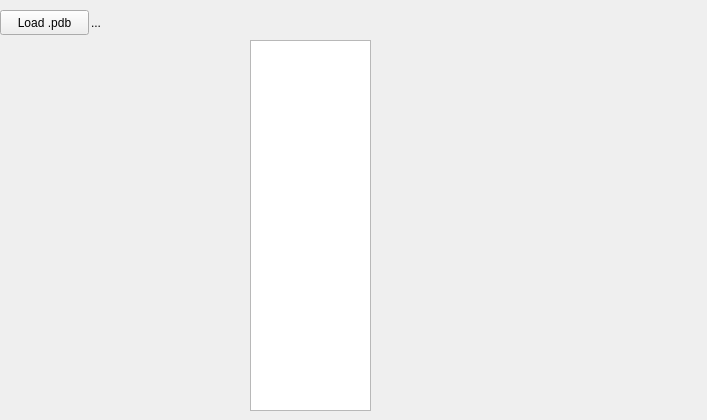
The window that GUI/designer/selection_widget.ui (alsinmr/pyDR) describes before a commit, drawn with Qt 5.
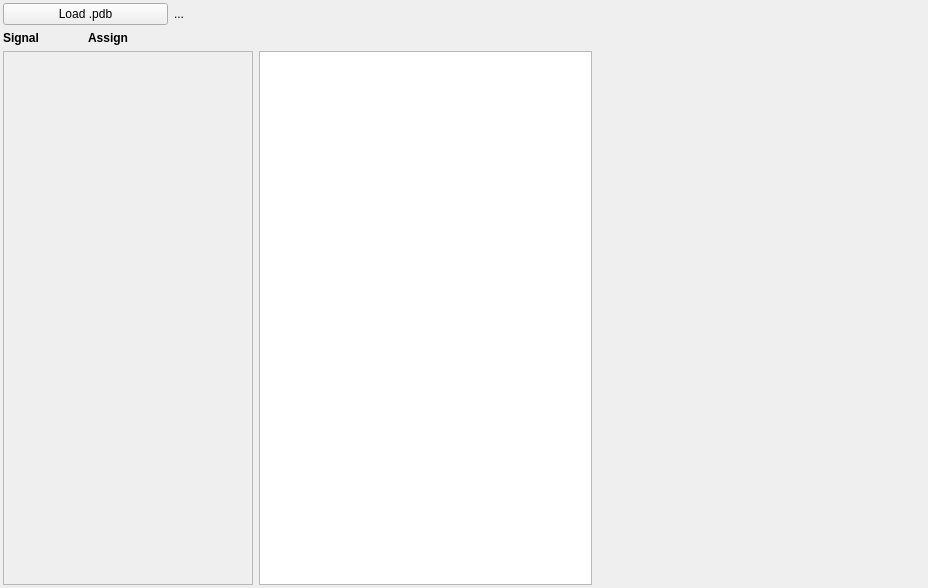
The same window after the commit.

```diff
--- a/GUI/designer/selection_widget.ui
+++ b/GUI/designer/selection_widget.ui
@@ -6,93 +6,237 @@
    <rect>
     <x>0</x>
     <y>0</y>
-    <width>707</width>
-    <height>420</height>
+    <width>928</width>
+    <height>588</height>
    </rect>
   </property>
   <property name="windowTitle">
    <string>Form</string>
   </property>
-  <widget class="QPushButton" name="pushButton_loadpdb">
-   <property name="geometry">
-    <rect>
-     <x>0</x>
-     <y>10</y>
-     <width>89</width>
-     <height>25</height>
-    </rect>
+  <layout class="QGridLayout" name="gridLayout">
+   <property name="leftMargin">
+    <number>3</number>
    </property>
-   <property name="text">
-    <string>Load .pdb</string>
+   <property name="topMargin">
+    <number>3</number>
    </property>
-  </widget>
-  <widget class="QLabel" name="label_pdbpath">
-   <property name="geometry">
-    <rect>
-     <x>91</x>
-     <y>10</y>
-     <width>410</width>
-     <height>25</height>
-    </rect>
+   <property name="rightMargin">
+    <number>3</number>
    </property>
-   <property name="text">
-    <string>...</string>
+   <property name="bottomMargin">
+    <number>3</number>
    </property>
-  </widget>
-  <widget class="QListWidget" name="listWidget_pdbresidues">
-   <property name="geometry">
-    <rect>
-     <x>250</x>
-     <y>40</y>
-     <width>121</width>
-     <height>371</height>
-    </rect>
-   </property>
-  </widget>
-  <widget class="QWidget" name="">
-   <property name="geometry">
-    <rect>
-     <x>0</x>
-     <y>40</y>
-     <width>221</width>
-     <height>371</height>
-    </rect>
-   </property>
-   <layout class="QHBoxLayout" name="horizontalLayout_2">
-    <item>
-     <layout class="QVBoxLayout" name="verticalLayout">
-      <property name="topMargin">
-       <number>0</number>
+   <item row="2" column="0" colspan="3">
+    <widget class="QScrollArea" name="scrollArea">
+     <property name="minimumSize">
+      <size>
+       <width>250</width>
+       <height>0</height>
+      </size>
+     </property>
+     <property name="widgetResizable">
+      <bool>true</bool>
+     </property>
+     <widget class="QWidget" name="scrollAreaWidgetContents_5">
+      <property name="geometry">
+       <rect>
+        <x>0</x>
+        <y>0</y>
+        <width>248</width>
+        <height>526</height>
+       </rect>
       </property>
-      <property name="bottomMargin">
-       <number>0</number>
-      </property>
-     </layout>
-    </item>
-    <item>
-     <spacer name="horizontalSpacer">
-      <property name="orientation">
-       <enum>Qt::Horizontal</enum>
-      </property>
-      <property name="sizeType">
-       <enum>QSizePolicy::Preferred</enum>
-      </property>
-      <property name="sizeHint" stdset="0">
-       <size>
-        <width>5</width>
-        <height>10</height>
-       </size>
-      </property>
-     </spacer>
-    </item>
-    <item>
-     <layout class="QVBoxLayout" name="verticalLayout_2"/>
-    </item>
-    <item>
-     <layout class="QVBoxLayout" name="verticalLayout_3"/>
-    </item>
-   </layout>
-  </widget>
+      <layout class="QGridLayout" name="gridLayout_5">
+       <item row="1" column="1">
+        <widget class="QWidget" name="widget_2" native="true">
+         <property name="minimumSize">
+          <size>
+           <width>75</width>
+           <height>0</height>
+          </size>
+         </property>
+         <property name="maximumSize">
+          <size>
+           <width>100</width>
+           <height>16777215</height>
+          </size>
+         </property>
+         <layout class="QGridLayout" name="gridLayout_3">
+          <property name="leftMargin">
+           <number>3</number>
+          </property>
+          <property name="topMargin">
+           <number>3</number>
+          </property>
+          <property name="rightMargin">
+           <number>3</number>
+          </property>
+          <property name="bottomMargin">
+           <number>3</number>
+          </property>
+          <item row="1" column="0">
+           <layout class="QVBoxLayout" name="verticalLayout_2">
+            <property name="spacing">
+             <number>1</number>
+            </property>
+            <property name="sizeConstraint">
+             <enum>QLayout::SetDefaultConstraint</enum>
+            </property>
+            <property name="leftMargin">
+             <number>0</number>
+            </property>
+           </layout>
+          </item>
+         </layout>
+        </widget>
+       </item>
+       <item row="1" column="0">
+        <widget class="QWidget" name="widget" native="true">
+         <property name="minimumSize">
+          <size>
+           <width>75</width>
+           <height>0</height>
+          </size>
+         </property>
+         <property name="maximumSize">
+          <size>
+           <width>100</width>
+           <height>16777215</height>
+          </size>
+         </property>
+         <layout class="QGridLayout" name="gridLayout_2">
+          <property name="leftMargin">
+           <number>3</number>
+          </property>
+          <property name="topMargin">
+           <number>3</number>
+          </property>
+          <property name="rightMargin">
+           <number>3</number>
+          </property>
+          <property name="bottomMargin">
+           <number>3</number>
+          </property>
+          <item row="1" column="0">
+           <layout class="QVBoxLayout" name="verticalLayout" stretch="">
+            <property name="spacing">
+             <number>1</number>
+            </property>
+            <property name="sizeConstraint">
+             <enum>QLayout::SetDefaultConstraint</enum>
+            </property>
+            <property name="leftMargin">
+             <number>0</number>
+            </property>
+            <property name="topMargin">
+             <number>0</number>
+            </property>
+            <property name="rightMargin">
+             <number>0</number>
+            </property>
+            <property name="bottomMargin">
+             <number>0</number>
+            </property>
+           </layout>
+          </item>
+         </layout>
+        </widget>
+       </item>
+       <item row="1" column="2">
+        <widget class="QWidget" name="widget_3" native="true">
+         <property name="minimumSize">
+          <size>
+           <width>40</width>
+           <height>0</height>
+          </size>
+         </property>
+         <property name="maximumSize">
+          <size>
+           <width>40</width>
+           <height>16777215</height>
+          </size>
+         </property>
+         <layout class="QGridLayout" name="gridLayout_4">
+          <property name="leftMargin">
+           <number>3</number>
+          </property>
+          <property name="topMargin">
+           <number>3</number>
+          </property>
+          <property name="rightMargin">
+           <number>3</number>
+          </property>
+          <property name="bottomMargin">
+           <number>3</number>
+          </property>
+          <item row="1" column="0">
+           <layout class="QVBoxLayout" name="verticalLayout_3">
+            <property name="spacing">
+             <number>1</number>
+            </property>
+            <property name="leftMargin">
+             <number>0</number>
+            </property>
+           </layout>
+          </item>
+         </layout>
+        </widget>
+       </item>
+      </layout>
+     </widget>
+    </widget>
+   </item>
+   <item row="1" column="1" colspan="2">
+    <widget class="QLabel" name="label_2">
+     <property name="text">
+      <string>&lt;html&gt;&lt;head/&gt;&lt;body&gt;&lt;p&gt;&lt;span style=&quot; font-weight:600;&quot;&gt;Assign&lt;/span&gt;&lt;/p&gt;&lt;/body&gt;&lt;/html&gt;</string>
+     </property>
+    </widget>
+   </item>
+   <item row="0" column="2" colspan="2">
+    <widget class="QLabel" name="label_pdbpath">
+     <property name="text">
+      <string>...</string>
+     </property>
+    </widget>
+   </item>
+   <item row="2" column="3">
+    <widget class="QListWidget" name="listWidget_pdbresidues"/>
+   </item>
+   <item row="0" column="0" colspan="2">
+    <widget class="QPushButton" name="pushButton_loadpdb">
+     <property name="text">
+      <string>Load .pdb</string>
+     </property>
+    </widget>
+   </item>
+   <item row="1" column="0">
+    <widget class="QLabel" name="label">
+     <property name="minimumSize">
+      <size>
+       <width>75</width>
+       <height>0</height>
+      </size>
+     </property>
+     <property name="text">
+      <string>&lt;html&gt;&lt;head/&gt;&lt;body&gt;&lt;p&gt;&lt;span style=&quot; font-weight:600;&quot;&gt;Signal&lt;/span&gt;&lt;/p&gt;&lt;/body&gt;&lt;/html&gt;</string>
+     </property>
+    </widget>
+   </item>
+   <item row="2" column="4">
+    <spacer name="horizontalSpacer">
+     <property name="orientation">
+      <enum>Qt::Horizontal</enum>
+     </property>
+     <property name="sizeHint" stdset="0">
+      <size>
+       <width>40</width>
+       <height>20</height>
+      </size>
+     </property>
+    </spacer>
+   </item>
+  </layout>
  </widget>
  <resources/>
  <connections/>
```
Left out of the diff: 6 changed lines with no effect on the pictures.
